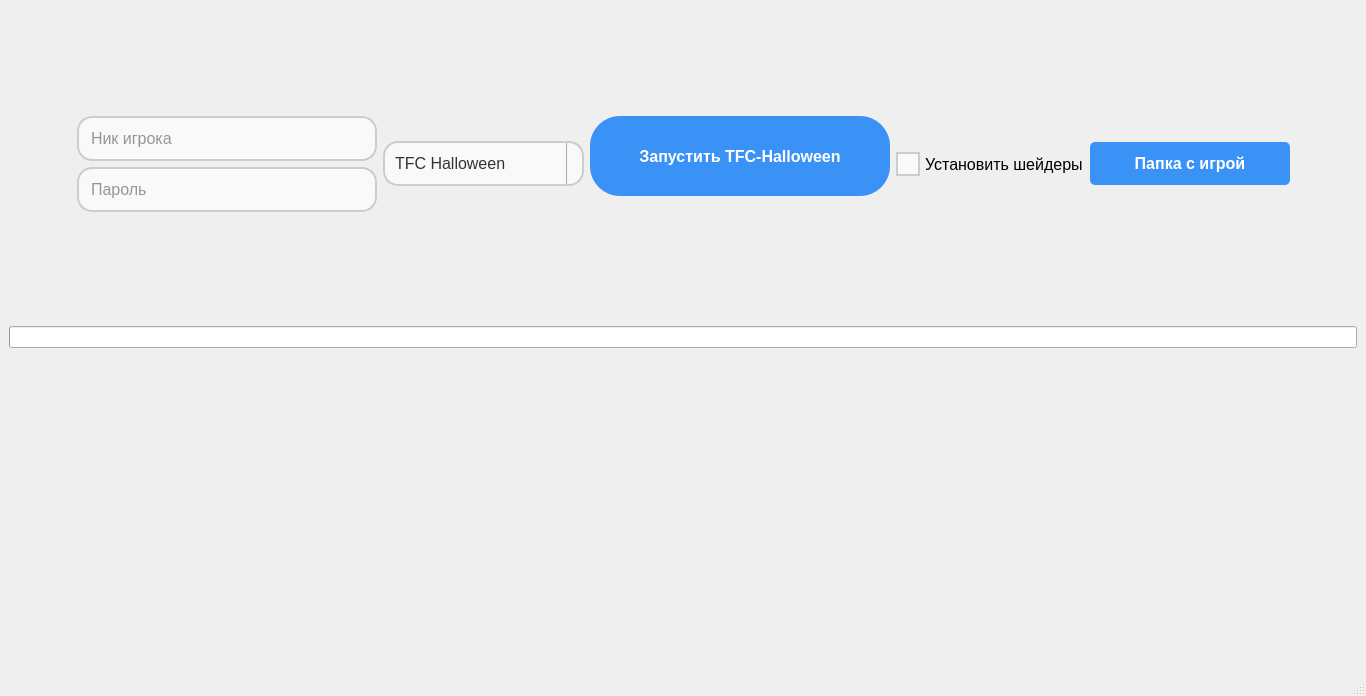
izharus/tfc_halloween_launcher, file src/launcher/design/design.ui: the form before one commit.
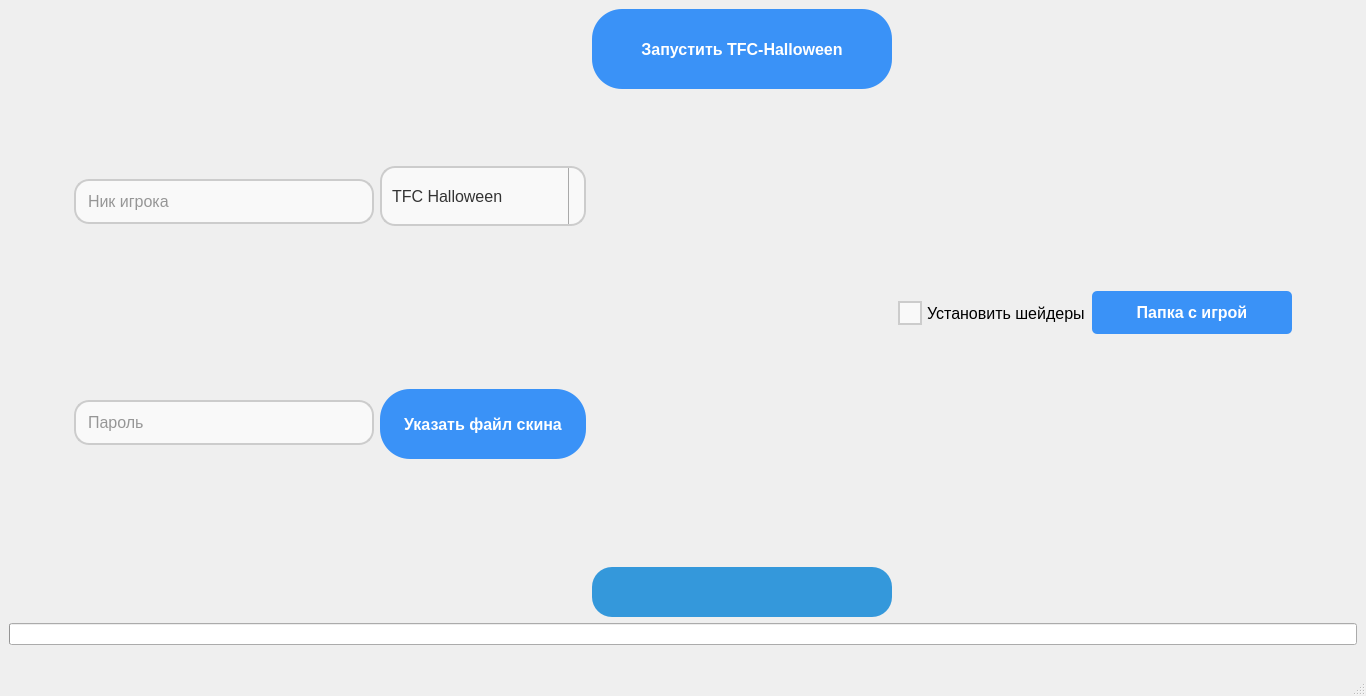
The form after the commit. Icons and pictures are not drawn.

Commit message: Fea: add uploading skins opportunity

The edit to the form file:
```diff
--- a/src/launcher/design/design.ui
+++ b/src/launcher/design/design.ui
@@ -140,6 +140,9 @@
 }
 </string>
             </property>
+            <property name="echoMode">
+             <enum>QLineEdit::Password</enum>
+            </property>
             <property name="placeholderText">
              <string>Пароль</string>
             </property>
@@ -148,11 +151,19 @@
          </layout>
         </item>
         <item>
+         <layout class="QVBoxLayout" name="verticalLayout_4">
+          <item>
          <widget class="QComboBox" name="comboBox_server_type">
           <property name="minimumSize">
            <size>
             <width>0</width>
-            <height>0</height>
+              <height>60</height>
+             </size>
+            </property>
+            <property name="maximumSize">
+             <size>
+              <width>16777215</width>
+              <height>60</height>
            </size>
           </property>
           <property name="styleSheet">
@@ -226,7 +237,54 @@
           </item>
          </widget>
         </item>
-        <item alignment="Qt::AlignHCenter|Qt::AlignTop">
+          <item>
+           <widget class="QPushButton" name="pushButton_choose_skin">
+            <property name="minimumSize">
+             <size>
+              <width>0</width>
+              <height>70</height>
+             </size>
+            </property>
+            <property name="maximumSize">
+             <size>
+              <width>16777215</width>
+              <height>70</height>
+             </size>
+            </property>
+            <property name="styleSheet">
+             <string notr="true">QPushButton {
+  background-color: #3A92F7;
+  border: none;
+  border-radius: 30px;
+  padding: 12px 24px;
+  color: #FFFFFF;
+  font-weight: bold;
+  text-align: center;
+  text-decoration: none;
+  font-size: 16px;
+}
+
+QPushButton:hover {
+  background-color: #303EF7;
+}
+
+
+QPushButton:pressed {
+  background-color: #1000F7;
+  border: 1px solid #00274D;
+}
+</string>
+            </property>
+            <property name="text">
+             <string>Указать файл скина</string>
+            </property>
+           </widget>
+          </item>
+         </layout>
+        </item>
+        <item>
+         <layout class="QVBoxLayout" name="verticalLayout_5">
+          <item>
          <widget class="QPushButton" name="pushButton_install_and_launch">
           <property name="minimumSize">
            <size>
@@ -264,6 +322,50 @@
          </widget>
         </item>
         <item>
+           <spacer name="verticalSpacer">
+            <property name="orientation">
+             <enum>Qt::Vertical</enum>
+            </property>
+            <property name="sizeHint" stdset="0">
+             <size>
+              <width>20</width>
+              <height>40</height>
+             </size>
+            </property>
+           </spacer>
+          </item>
+          <item>
+           <widget class="QLabel" name="label_information_text">
+            <property name="maximumSize">
+             <size>
+              <width>300</width>
+              <height>50</height>
+             </size>
+            </property>
+            <property name="layoutDirection">
+             <enum>Qt::LeftToRight</enum>
+            </property>
+            <property name="styleSheet">
+             <string notr="true">            background-color: #3498db;
+            color: #ecf0f1;
+            padding: 15px;
+            font-size: 18px;
+            border-radius: 20px;</string>
+            </property>
+            <property name="text">
+             <string/>
+            </property>
+            <property name="scaledContents">
+             <bool>true</bool>
+            </property>
+            <property name="alignment">
+             <set>Qt::AlignCenter</set>
+            </property>
+           </widget>
+          </item>
+         </layout>
+        </item>
+        <item>
          <widget class="QCheckBox" name="checkBox_is_install_shaders">
           <property name="minimumSize">
            <size>
@@ -408,6 +510,9 @@
       <property name="scaledContents">
        <bool>true</bool>
       </property>
+      <property name="alignment">
+       <set>Qt::AlignCenter</set>
+      </property>
      </widget>
     </item>
    </layout>
```
Lines whose indentation alone changed are shown as unchanged. The commit also changes 3 other files.
